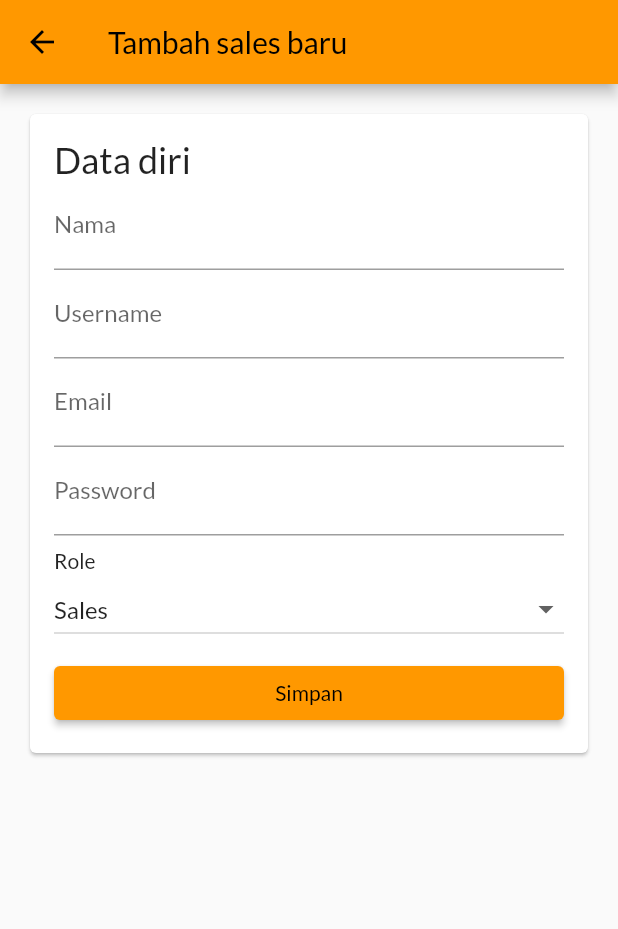
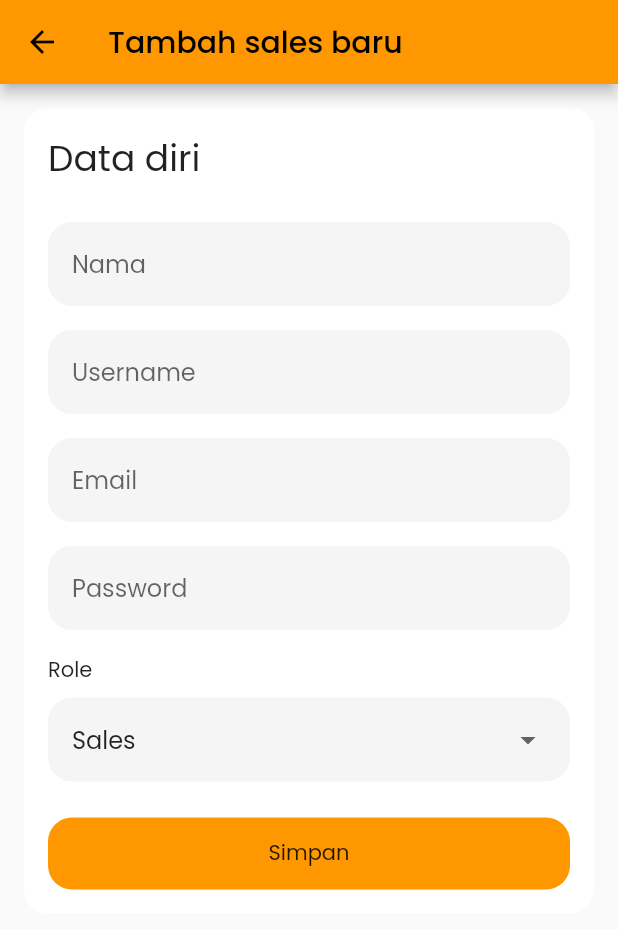
Before and after one commit to mirfanrafif/alohaapp, a Flutter app: the AddSalesPage screen opened directly, on a phone screen of 412 x 824 dp. Shown: the top 929 px of the screen. Run offline on Flutter 3.47's test engine with Material 2 defaults, Android fonts, the phone set to English and light mode, and no system bars; our stand-ins replace file_picker, fl_chart, flutter_local_notifications, google_fonts, image_picker, multi_select_flutter and 4 more; accounts and stored records are empty; network calls fail.

Commit message:
redesign dikit

```diff
--- a/lib/components/pages/add_sales_page.dart
+++ b/lib/components/pages/add_sales_page.dart
@@ -1,4 +1,6 @@
+import 'package:aloha/components/widgets/button.dart';
 import 'package:aloha/data/providers/sales_provider.dart';
+import 'package:aloha/utils/style.dart';
 import 'package:flutter/material.dart';
 import 'package:provider/provider.dart';
 
@@ -32,7 +34,9 @@ class _AddSalesPageState extends State<AddSalesPage> {
         return SingleChildScrollView(
           child: Padding(
             padding: const EdgeInsets.all(16.0),
-            child: Card(
+            child: Container(
+              decoration: const BoxDecoration(
+                  color: Colors.white, borderRadius: alohaRadius),
               child: Padding(
                 padding: const EdgeInsets.all(16),
                 child: SizedBox(
@@ -44,34 +48,45 @@ class _AddSalesPageState extends State<AddSalesPage> {
                         "Data diri",
                         style: TextStyle(fontSize: 24),
                       ),
+                      const SizedBox(
+                        height: 24,
+                      ),
                       TextField(
                         controller: _nameController,
-                        decoration: const InputDecoration(labelText: "Nama"),
+                        decoration: alohaInputDecoration("Nama"),
                       ),
+                      height16,
                       TextField(
                         controller: _usernameController,
-                        decoration: const InputDecoration(
-                          labelText: "Username",
+                        decoration: alohaInputDecoration("Username"),
                       ),
-                      ),
+                      height16,
                       TextField(
                         controller: _emailController,
-                        decoration: const InputDecoration(labelText: "Email"),
+                        decoration: alohaInputDecoration("Email"),
                       ),
+                      height16,
                       TextField(
                         controller: _passwordController,
                         obscureText: true,
-                        decoration: const InputDecoration(
-                          labelText: "Password",
+                        decoration: alohaInputDecoration("Password"),
                       ),
-                      ),
+                      height16,
+                      const Text("Role"),
                       const SizedBox(
                         height: 8,
                       ),
-                      const Text("Role"),
-                      DropdownButton<String>(
+                      Container(
+                        padding: const EdgeInsets.symmetric(
+                            horizontal: 16, vertical: 4),
+                        decoration: const BoxDecoration(
+                          borderRadius: BorderRadius.all(Radius.circular(16)),
+                          color: alohaInputColor,
+                        ),
+                        child: DropdownButton<String>(
                           isExpanded: true,
                           value: _selectedRole,
+                          underline: const SizedBox(),
                           items: const [
                             DropdownMenuItem(
                               child: Text('Admin'),
@@ -104,16 +119,17 @@ class _AddSalesPageState extends State<AddSalesPage> {
                                         },
                                         child: const Text('Batal')),
                                   ],
-                                      ));
+                                ),
+                              );
                             }
-                          }),
+                          },
+                        ),
+                      ),
                       const SizedBox(
                         height: 8,
                       ),
-                      SizedBox(
-                        width: double.infinity,
-                        child: ElevatedButton(
-                          onPressed: () {
+                      height16,
+                      alohaButton("Simpan", () {
                         provider
                             .addAgent(
                                 _nameController.text,
@@ -129,10 +145,7 @@ class _AddSalesPageState extends State<AddSalesPage> {
                                 SnackBar(content: Text(value.message)));
                           }
                         });
-                          },
-                          child: const Text('Simpan'),
-                        ),
-                      ),
+                      })
                     ],
                   ),
                 ),
--- a/lib/components/pages/home_page.dart
+++ b/lib/components/pages/home_page.dart
@@ -12,6 +12,7 @@ import 'package:aloha/data/providers/message_provider.dart';
 import 'package:aloha/data/providers/sales_provider.dart';
 import 'package:aloha/data/providers/user_provider.dart';
 import 'package:aloha/utils/constants.dart';
+import 'package:aloha/utils/style.dart';
 import 'package:flutter/material.dart';
 import 'package:provider/provider.dart';
 
@@ -148,6 +149,7 @@ class _HomePageState extends State<HomePage> {
       case _pesanLabel:
         return [
           PopupMenuButton(
+            shape: const RoundedRectangleBorder(borderRadius: alohaRadius),
             itemBuilder: (context) => [
               if (_provider.user.role == "admin")
                 const PopupMenuItem(
--- /dev/null
+++ b/lib/components/widgets/button.dart
@@ -0,0 +1,16 @@
+import 'package:flutter/material.dart';
+
+Widget alohaButton(String text, Function() onTap) {
+  return GestureDetector(
+    onTap: onTap,
+    child: Container(
+      width: double.infinity,
+      height: 48,
+      decoration: const BoxDecoration(
+          color: Colors.orange,
+          borderRadius: BorderRadius.all(Radius.circular(16))),
+      alignment: Alignment.center,
+      child: Text(text),
+    ),
+  );
+}
--- a/lib/main.dart
+++ b/lib/main.dart
@@ -27,7 +27,7 @@ class MyApp extends StatelessWidget {
         debugShowCheckedModeBanner: false,
         theme: ThemeData(
           primarySwatch: Colors.orange,
-          textTheme: GoogleFonts.latoTextTheme(Theme.of(context).textTheme),
+          textTheme: GoogleFonts.poppinsTextTheme(Theme.of(context).textTheme),
         ),
         home: Consumer<UserProvider>(
           builder: (context, provider, child) =>
--- /dev/null
+++ b/lib/utils/style.dart
@@ -0,0 +1,24 @@
+import 'package:flutter/material.dart';
+
+InputDecoration alohaInputDecoration(String hintText) {
+  return InputDecoration(
+    hintText: hintText,
+    filled: true,
+    fillColor: alohaInputColor,
+    contentPadding: const EdgeInsets.all(16),
+    border: const OutlineInputBorder(
+      borderSide: BorderSide.none,
+      borderRadius: BorderRadius.all(
+        Radius.circular(16),
+      ),
+    ),
+  );
+}
+
+SizedBox height16 = const SizedBox(
+  height: 16,
+);
+
+const alohaInputColor = Color(0xFFF5F5F5);
+
+const alohaRadius = BorderRadius.all(Radius.circular(16));
```
Also changed, not shown: lib/components/pages/add_template_page.dart (+6 -8 lines), lib/components/pages/chat_page.dart (+19 -6 lines), lib/components/pages/job_details_page.dart (+12 -19 lines), lib/components/pages/login_page.dart (+14 -19 lines), lib/components/pages/profile_page.dart (+10 -20 lines), lib/components/pages/start_message_page.dart (+18 -8 lines), lib/components/widgets/agents/agent_profile.dart (+33 -33 lines), lib/components/widgets/agents/customer_details.dart (+22 -15 lines), lib/components/widgets/agents/sales_list.dart (+3 -5 lines), lib/components/widgets/messages/chat_input.dart (+8 -3 lines), lib/components/widgets/messages/contact_list.dart (+10 -21 lines), 1 other file. Lines whose indentation alone changed are shown as unchanged.
